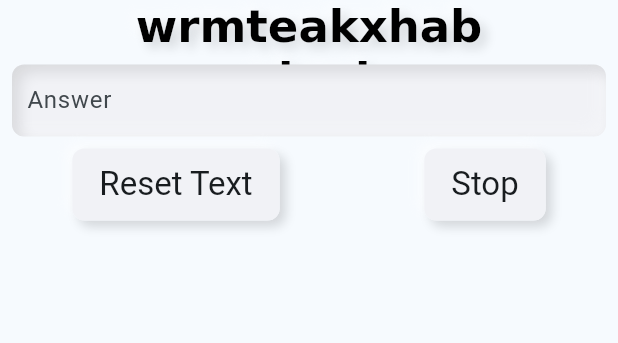
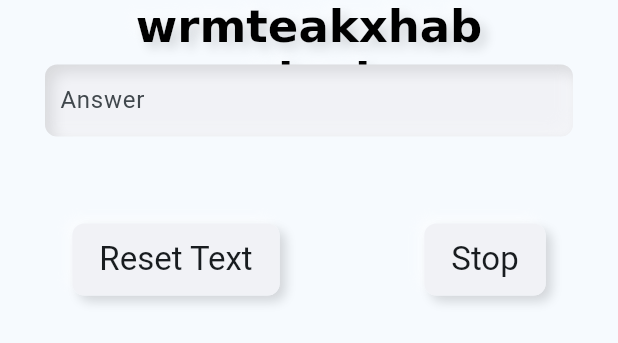
Before and after one commit to EricssonXD/Snooze-Slayer, a Flutter app: the _Letters widget shown alone on an empty page, opened directly with empty values, on a phone screen of 412 x 824 dp. Shown: the top 343 px of the screen. Run offline on Flutter 3.47's test engine with Material 3 defaults, Android fonts, the phone set to English and light mode, and no system bars; our stand-ins replace analog_clock, flutter_bloc, flutter_native_splash, flutter_svg, freezed_annotation, google_nav_bar and 3 more; missing offline and left inert: flutter_fgbg; accounts and stored records are empty; statements that could not run were skipped.

Commit message:
first release, fix ring view

```diff
--- a/lib/view/alarm_view/alarm_edit_view.dart
+++ b/lib/view/alarm_view/alarm_edit_view.dart
@@ -23,6 +23,7 @@ class _AlarmEditViewState extends State<AlarmEditView> {
     alarm = widget.alarm?.copyWith() ??
         AlarmModel(hour: DateTime.now().hour, minute: DateTime.now().minute);
     _ringType = alarm.ringType;
+    _titleTextController.text = alarm.title;
   }
 
   late final AlarmModel alarm;
--- a/lib/view/alarm_view/components/alarm_list.dart
+++ b/lib/view/alarm_view/components/alarm_list.dart
@@ -86,7 +86,7 @@ class _AlarmListState extends State<AlarmList> {
                       Column(
                         children: [
                           Text(
-                            'Alarm 1',
+                            alarm.title,
                             style: Theme.of(context)
                                 .textTheme
                                 .headlineSmall!
--- a/lib/view/ring_view/letter_ring_view.dart
+++ b/lib/view/ring_view/letter_ring_view.dart
@@ -35,6 +35,7 @@ class __LettersState extends State<_Letters> {
       key: _formKey,
       child: Column(
         mainAxisSize: MainAxisSize.min,
+        mainAxisAlignment: MainAxisAlignment.spaceEvenly,
         children: [
           NeumorphicText(
             targetString,
@@ -48,7 +49,7 @@ class __LettersState extends State<_Letters> {
           ),
           Neumorphic(
             style: const NeumorphicStyle(depth: -5),
-            margin: const EdgeInsets.all(8),
+            margin: const EdgeInsets.symmetric(vertical: 8, horizontal: 30),
             padding: const EdgeInsets.symmetric(horizontal: 10),
             child: TextFormField(
               validator: (value) {
@@ -66,6 +67,7 @@ class __LettersState extends State<_Letters> {
               controller: _answerController,
             ),
           ),
+          const SizedBox(height: 50),
           Row(
             mainAxisAlignment: MainAxisAlignment.spaceAround,
             children: [
--- a/lib/view/ring_view/normal_ring_view.dart
+++ b/lib/view/ring_view/normal_ring_view.dart
@@ -8,7 +8,7 @@ class _Normal extends StatelessWidget {
   @override
   Widget build(BuildContext context) {
     return Row(
-      mainAxisAlignment: MainAxisAlignment.spaceAround,
+      mainAxisAlignment: MainAxisAlignment.spaceEvenly,
       children: [
         NeumorphicButton(
           onPressed: () {
```
Also changed, not shown: lib/view/ring_view/ring_view.dart (+2 -6 lines).
